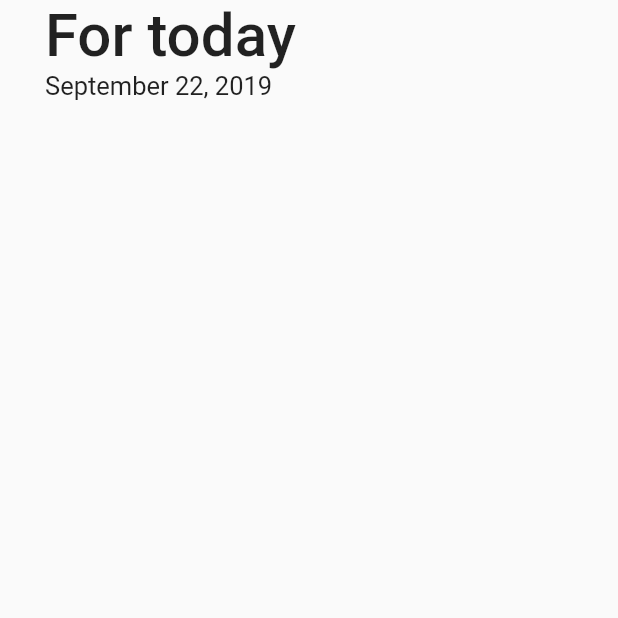
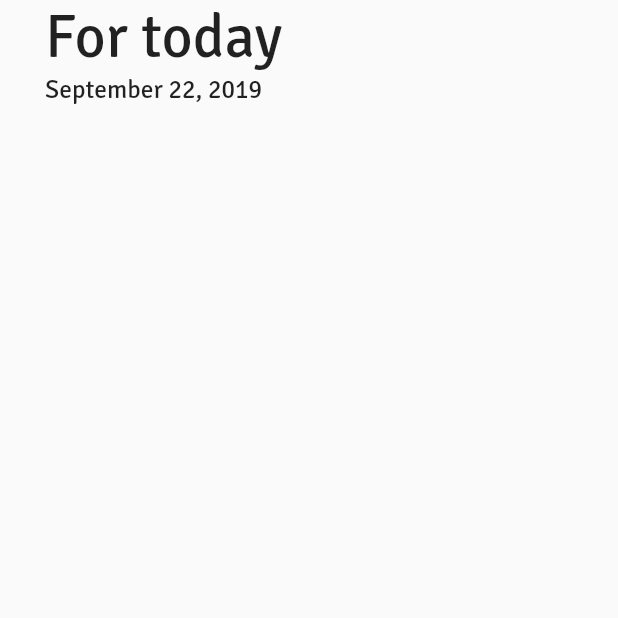
Before and after one commit to anu-rock/health-app-flutter, a Flutter app: the screen it shows after launch, on a phone screen of 412 x 824 dp, the top half of it. Run offline on Flutter 3.47's test engine with Material 2 defaults, Android fonts, the phone set to English and light mode, and no system bars.

Commit message:
Add Signika as our app theme's default font
Download the font from here:
https://fonts.google.com/specimen/Signika/

See the docs for using custom fonts in Flutter:
https://flutter.dev/docs/cookbook/design/fonts

```diff
--- a/lib/main.dart
+++ b/lib/main.dart
@@ -7,6 +7,7 @@ class MyApp extends StatelessWidget {
   @override
   Widget build(BuildContext context) {
     return MaterialApp(
+      theme: ThemeData(fontFamily: 'Signika'),
       title: 'Health App',
       home: HomeScreen(),
     );
```
Also changed, not shown: pubspec.yaml (+6 -11 lines), fonts/Signika-Bold.ttf (added), fonts/Signika-Regular.ttf (added).
